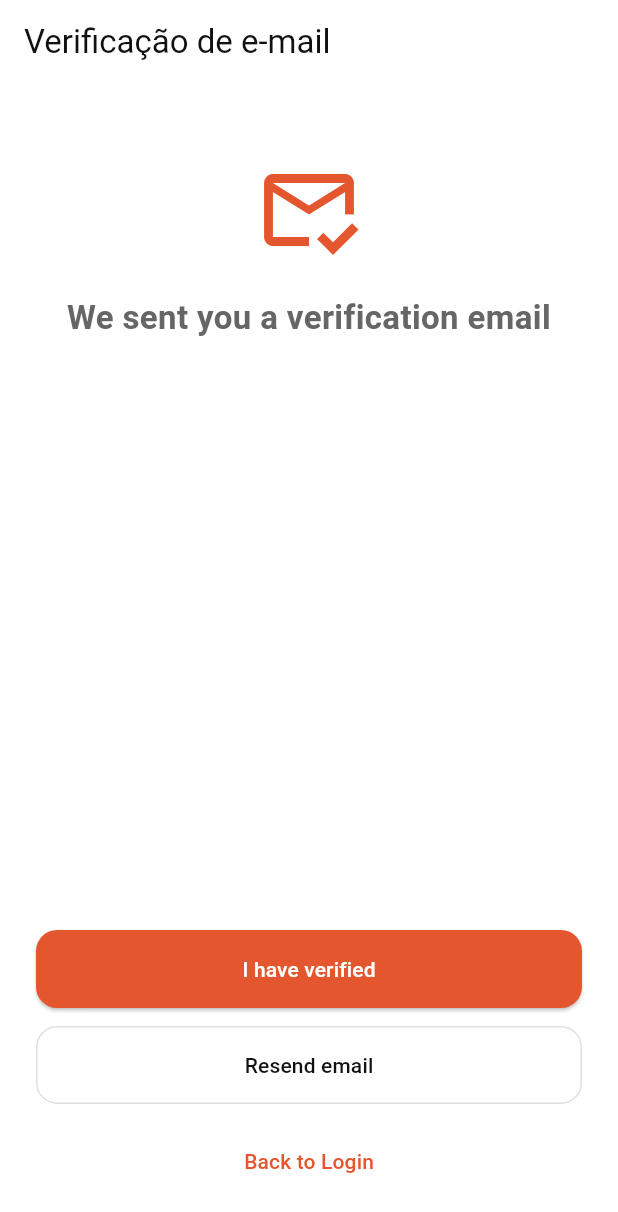
After one commit to hpzynha/cobranca_app, a Flutter app: the EmailVerificationPage screen opened by its route, on a phone screen of 412 x 824 dp. The commit adds this screen. Shown: the top 1212 px of the screen. Run offline on Flutter 3.47's test engine with Material 3 defaults, Android fonts, the phone set to English and light mode, and no system bars; our stand-ins replace flutter_riverpod, flutter_svg, go_router, shared_preferences, supabase_flutter; accounts and stored records are empty; network calls fail.

Commit message:
Implement email verification flow with clean auth layers

```diff
--- a/lib/core/router/app_router.dart
+++ b/lib/core/router/app_router.dart
@@ -1,7 +1,7 @@
 import 'dart:async';
 
+import 'package:app_cobranca/features/auth/presentation/pages/email_verification_page.dart';
 import 'package:app_cobranca/features/auth/presentation/screens/home_screen.dart';
-
 import 'package:flutter/material.dart';
 import 'package:go_router/go_router.dart';
 import 'package:supabase_flutter/supabase_flutter.dart';
@@ -17,6 +17,7 @@ final GoRouter appRouter = GoRouter(
   ),
   redirect: (context, state) {
     final user = Supabase.instance.client.auth.currentUser;
+    final isEmailConfirmed = user?.emailConfirmedAt != null;
 
     final isAuthRoute =
         state.matchedLocation == '/' ||
@@ -24,13 +25,21 @@ final GoRouter appRouter = GoRouter(
         state.matchedLocation == '/register' ||
         state.matchedLocation == '/reset-password';
 
-    // Não logado tentando acessar área protegida
-    if (user == null && !isAuthRoute) {
+    final isVerificationRoute = state.matchedLocation == '/email-verification';
+
+    if (isVerificationRoute && isEmailConfirmed) {
+      return '/login';
+    }
+
+    if (user != null && !isEmailConfirmed && !isVerificationRoute) {
+      return '/email-verification';
+    }
+
+    if (user == null && !isAuthRoute && !isVerificationRoute) {
       return '/';
     }
 
-    //  Já logado tentando acessar tela de auth
-    if (user != null && isAuthRoute) {
+    if (user != null && isEmailConfirmed && isAuthRoute) {
       return '/home';
     }
 
@@ -42,6 +51,13 @@ final GoRouter appRouter = GoRouter(
     GoRoute(
       path: '/register',
       builder: (context, state) => const RegisterScreen(),
+    ),
+    GoRoute(
+      path: '/email-verification',
+      builder: (context, state) {
+        final email = state.extra as String?;
+        return EmailVerificationPage(email: email ?? '');
+      },
     ),
     GoRoute(path: '/home', builder: (context, state) => const HomeScreen()),
   ],
--- /dev/null
+++ b/lib/features/auth/domain/entities/auth_user.dart
@@ -0,0 +1,11 @@
+class AuthUser {
+  const AuthUser({
+    required this.id,
+    required this.email,
+    required this.emailConfirmed,
+  });
+
+  final String id;
+  final String email;
+  final bool emailConfirmed;
+}
--- /dev/null
+++ b/lib/features/auth/domain/entities/signup_result.dart
@@ -0,0 +1,11 @@
+enum SignUpStatus { requiresEmailVerification, alreadyConfirmed }
+
+class SignUpResult {
+  const SignUpResult({
+    required this.email,
+    required this.status,
+  });
+
+  final String email;
+  final SignUpStatus status;
+}
--- /dev/null
+++ b/lib/features/auth/domain/repositories/auth_repository.dart
@@ -0,0 +1,17 @@
+import 'package:app_cobranca/core/errors/result.dart';
+import 'package:app_cobranca/features/auth/domain/entities/auth_user.dart';
+import 'package:app_cobranca/features/auth/domain/entities/signup_result.dart';
+
+abstract class AuthRepository {
+  Future<Result<SignUpResult>> signUp({
+    required String fullName,
+    required String email,
+    required String password,
+  });
+
+  Future<Result<void>> resendVerificationEmail(String email);
+
+  Future<Result<AuthUser?>> refreshAndGetCurrentUser();
+
+  Future<Result<void>> signOut();
+}
--- /dev/null
+++ b/lib/features/auth/domain/usecases/resend_verification_email_usecase.dart
@@ -0,0 +1,12 @@
+import 'package:app_cobranca/core/errors/result.dart';
+import 'package:app_cobranca/features/auth/domain/repositories/auth_repository.dart';
+
+class ResendVerificationEmailUseCase {
+  ResendVerificationEmailUseCase(this._authRepository);
+
+  final AuthRepository _authRepository;
+
+  Future<Result<void>> call(String email) {
+    return _authRepository.resendVerificationEmail(email);
+  }
+}
--- /dev/null
+++ b/lib/features/auth/presentation/pages/email_verification_page.dart
@@ -0,0 +1,120 @@
+import 'package:app_cobranca/core/theme/app_colors.dart';
+import 'package:app_cobranca/features/auth/presentation/providers/email_verification_notifier.dart';
+import 'package:flutter/material.dart';
+import 'package:flutter_riverpod/flutter_riverpod.dart';
+import 'package:go_router/go_router.dart';
+
+class EmailVerificationPage extends ConsumerWidget {
+  const EmailVerificationPage({
+    required this.email,
+    super.key,
+  });
+
+  final String email;
+
+  @override
+  Widget build(BuildContext context, WidgetRef ref) {
+    ref.listen(emailVerificationNotifierProvider, (previous, next) {
+      next.whenOrNull(
+        data: (state) {
+          if (state.errorMessage != null) {
+            ScaffoldMessenger.of(context)
+              ..hideCurrentSnackBar()
+              ..showSnackBar(SnackBar(content: Text(state.errorMessage!)));
+          }
+
+          if (state.infoMessage != null) {
+            ScaffoldMessenger.of(context)
+              ..hideCurrentSnackBar()
+              ..showSnackBar(SnackBar(content: Text(state.infoMessage!)));
+          }
+
+          if (state.isVerified) {
+            context.go('/login');
+          }
+        },
+      );
+    });
+
+    final state = ref.watch(emailVerificationNotifierProvider);
+    final isLoading = state.isLoading;
+
+    return Scaffold(
+      backgroundColor: AppColors.background,
+      appBar: AppBar(title: const Text('Verificação de e-mail')),
+      body: SafeArea(
+        child: Padding(
+          padding: const EdgeInsets.all(24),
+          child: Column(
+            crossAxisAlignment: CrossAxisAlignment.stretch,
+            children: [
+              const SizedBox(height: 24),
+              const Icon(
+                Icons.mark_email_read_outlined,
+                size: 72,
+                color: AppColors.primary,
+              ),
+              const SizedBox(height: 20),
+              const Text(
+                'We sent you a verification email',
+                textAlign: TextAlign.center,
+                style: TextStyle(
+                  fontSize: 22,
+                  fontWeight: FontWeight.w700,
+                ),
+              ),
+              const SizedBox(height: 12),
+              Text(
+                email,
+                textAlign: TextAlign.center,
+                style: const TextStyle(
+                  color: AppColors.textSecondary,
+                  fontSize: 15,
+                ),
+              ),
+              const Spacer(),
+              SizedBox(
+                height: 52,
+                child: ElevatedButton(
+                  onPressed: isLoading
+                      ? null
+                      : () => ref
+                          .read(emailVerificationNotifierProvider.notifier)
+                          .checkEmailVerification(),
+                  child: isLoading
+                      ? const CircularProgressIndicator(
+                          color: AppColors.onPrimary,
+                        )
+                      : const Text(
+                          'I have verified',
+                          style: TextStyle(color: AppColors.onPrimary),
+                        ),
+                ),
+              ),
+              const SizedBox(height: 12),
+              SizedBox(
+                height: 52,
+                child: OutlinedButton(
+                  onPressed: isLoading
+                      ? null
+                      : () => ref
+                          .read(emailVerificationNotifierProvider.notifier)
+                          .resendEmail(email),
+                  child: const Text('Resend email'),
+                ),
+              ),
+              const SizedBox(height: 12),
+              SizedBox(
+                height: 52,
+                child: TextButton(
+                  onPressed: isLoading ? null : () => context.go('/login'),
+                  child: const Text('Back to Login'),
+                ),
+              ),
+            ],
+          ),
+        ),
+      ),
+    );
+  }
+}
```
Also changed, not shown: lib/core/errors/failure.dart (added, +9 -0 lines), lib/core/errors/result.dart (added, +18 -0 lines), lib/features/auth/data/datasources/auth_remote_datasource.dart (added, +38 -0 lines), lib/features/auth/data/models/auth_user_model.dart (added, +18 -0 lines), lib/features/auth/data/repositories/auth_repository_impl.dart (added, +135 -0 lines), lib/features/auth/domain/usecases/check_email_verification_usecase.dart (added, +13 -0 lines), lib/features/auth/domain/usecases/sign_out_usecase.dart (added, +12 -0 lines), lib/features/auth/domain/usecases/sign_up_usecase.dart (added, +21 -0 lines), lib/features/auth/presentation/providers/auth_providers.dart (added, +39 -0 lines), lib/features/auth/presentation/providers/email_verification_notifier.dart (added, +109 -0 lines), lib/features/auth/presentation/providers/sign_up_notifier.dart (added, +33 -0 lines), lib/features/auth/presentation/screens/register_screen.dart (+34 -57 lines), lib/main.dart (+4 -3 lines).
